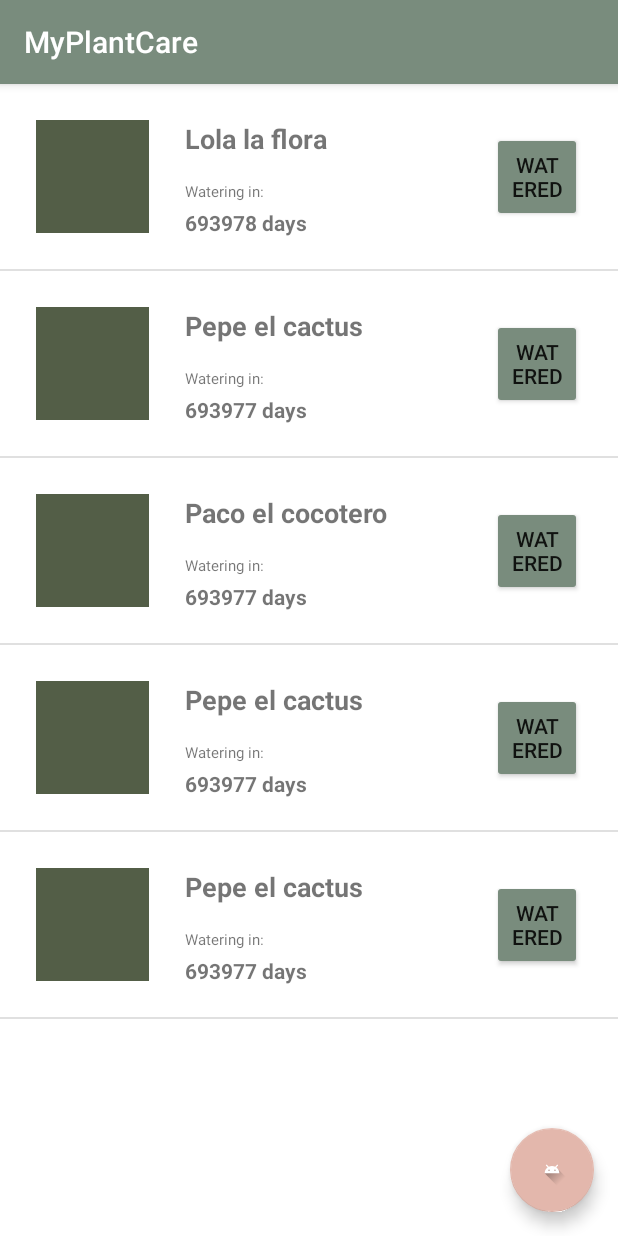
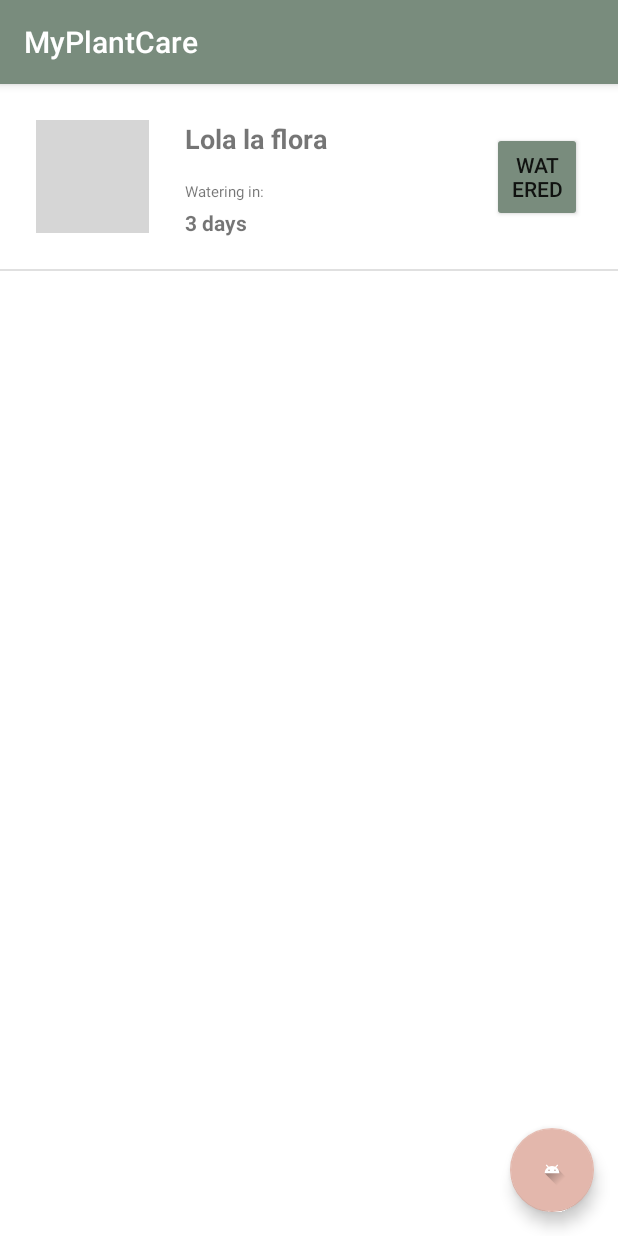
Before and after one commit to monicamj1/MyPlantCare, an Android app: the screen it shows after launch (MyGardenActivity), on a phone screen of 412 x 824 dp. Run offline under Robolectric (Android 15) with nearby library versions, the phone set to English and light mode, and no system bars; pictures from the network do not load; grey boxes are pictures that could not be loaded.

Commit message:
Fechas planta bien, intent bien, cálculo de días de riego bien.

```diff
--- a/app/src/main/AndroidManifest.xml
+++ b/app/src/main/AndroidManifest.xml
@@ -1,6 +1,8 @@
 <?xml version="1.0" encoding="utf-8"?>
 <manifest xmlns:android="http://schemas.android.com/apk/res/android"
     package="com.example.monicamj1.myplantcare">
+
+    <uses-permission android:name="android.permission.INTERNET" />
 
     <application
         android:allowBackup="true"
--- a/app/src/main/java/com/example/monicamj1/myplantcare/MyGardenActivity.java
+++ b/app/src/main/java/com/example/monicamj1/myplantcare/MyGardenActivity.java
@@ -25,6 +25,7 @@ import java.text.SimpleDateFormat;
 import java.util.ArrayList;
 import java.util.Calendar;
 import java.util.Date;
+import java.util.GregorianCalendar;
 import java.util.List;
 
 public class MyGardenActivity extends AppCompatActivity {
@@ -40,6 +41,14 @@ public class MyGardenActivity extends AppCompatActivity {
     public static final int ADD_PLANT = 1;
     public static final int MY_PLANT = 2;
 
+    static Calendar cal = new GregorianCalendar();
+
+    static Date dia(int dia, int mes, int anyo) {
+        cal.set(Calendar.YEAR, anyo);
+        cal.set(Calendar.MONTH, mes-1);
+        cal.set(Calendar.DAY_OF_MONTH, dia);
+        return cal.getTime();
+    }
 
     @Override
     protected void onCreate(Bundle savedInstanceState) {
@@ -48,29 +57,9 @@ public class MyGardenActivity extends AppCompatActivity {
 
         myplant_list = new ArrayList<>();
 
-        myplant_list.add(new Plant("Lola la flora", "Desconocido", "",
-                new Date(2018,11,18), 5,
-                new Date(2018,11,18), null,
-                "http://www.mijardin.es/wp-content/uploads/2017/01/cultivar-la-planta-del-dinero.jpg"));
-
-        myplant_list.add(new Plant("Pepe el cactus", "Desconocido", "",
-                new Date(2018,11,18), 4,
-                new Date(2018,11,18), null,
-                "http://www.mijardin.es/wp-content/uploads/2017/01/cultivar-la-planta-del-dinero.jpg"));
-
-        myplant_list.add(new Plant("Paco el cocotero", "Desconocido", "",
-                new Date(2018,11,18), 4,
-                new Date(2018,11,18), null,
-                "http://www.mijardin.es/wp-content/uploads/2017/01/cultivar-la-planta-del-dinero.jpg"));
-
-        myplant_list.add(new Plant("Pepe el cactus", "Desconocido", "",
-                new Date(2018,11,18), 4,
-                new Date(2018,11,18), null,
-                "http://www.mijardin.es/wp-content/uploads/2017/01/cultivar-la-planta-del-dinero.jpg"));
-
-        myplant_list.add(new Plant("Pepe el cactus", "Desconocido", "",
-                new Date(2018,11,18), 4,
-                new Date(2018,11,18), null,
+        myplant_list.add (new Plant("Lola la flora", "Desconocido", "",
+                dia(18,11,2018), 5,
+                dia(2,12,2018), null,
                 "http://www.mijardin.es/wp-content/uploads/2017/01/cultivar-la-planta-del-dinero.jpg"));
 
 
@@ -87,22 +76,22 @@ public class MyGardenActivity extends AppCompatActivity {
         myplant_recycler.setAdapter(new Adapter());
 
 
-        /*
+
         searchadd_btn.setOnClickListener(new View.OnClickListener() {
             @Override
             public void onClick(View view) {
-               Intent intent = new Intent(this, AddPlantActivity.class);
+               Intent intent = new Intent(MyGardenActivity.this, AddPlantActivity.class);
                 startActivityForResult(intent, ADD_PLANT);
             }
         });
-        */
+
 
 
     }
 
     private void onPlantClick(int pos) {
         Intent intent = new Intent(this, MyPlantActivity.class);
-        intent.putExtra("index", 3);
+       // intent.putExtra("index", 3);
         startActivityForResult(intent, MY_PLANT);
     }
 
@@ -132,29 +121,25 @@ public class MyGardenActivity extends AppCompatActivity {
 
         public void bind(Plant item) {
             name_view.setText(item.getName());
-          /*
+
            //TODO: Arreglar el problema del "this"
-           Glide.with(this)
+           Glide.with(MyGardenActivity.this)
                     .load(item.getProfile())
                     .apply(RequestOptions.circleCropTransform())
-                    .into(plantimage_view);*/
+                    .into(plantimage_view);
 
             name_view.setText(item.getName());
             reminder_view.setText("Watering in:");
 
-            //TODO: Calcular bien los días que quedan para regar
-
-            DateFormat dateFormat = new SimpleDateFormat("yyyy/MM/dd");
-            Date date = new Date();
-            System.out.println(dateFormat.format(date));
-
-            long diffTime = date.getTime() - item.getLast_watering_day().getTime();
+            Date now = new Date();
+            Date last = item.getLast_watering_day();
+            long diffTime = now.getTime() - last.getTime();
             long diffDays = diffTime / (1000 * 60 * 60 * 24);
             int days = item.getReminder() - (int)diffDays;
             if(days <= 0){
                 days = 0;
             }
-            ////////////////////////////////////////////////////
+
             days_view.setText( days + " days");
             //days_view.setText( item.getReminder() + " days");
             watered_btn.setText("Watered");
```
Also changed, not shown: app/src/main/java/com/example/monicamj1/myplantcare/MyPlantActivity.java (+26 -9 lines), app/src/main/res/layout/activity_my_plant.xml (+7 -6 lines).
